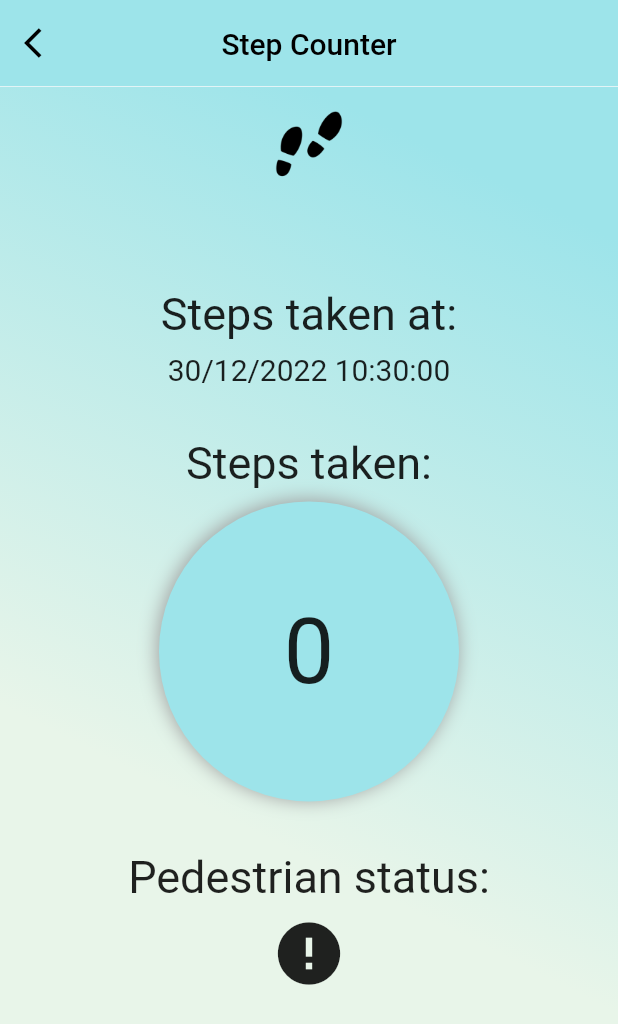
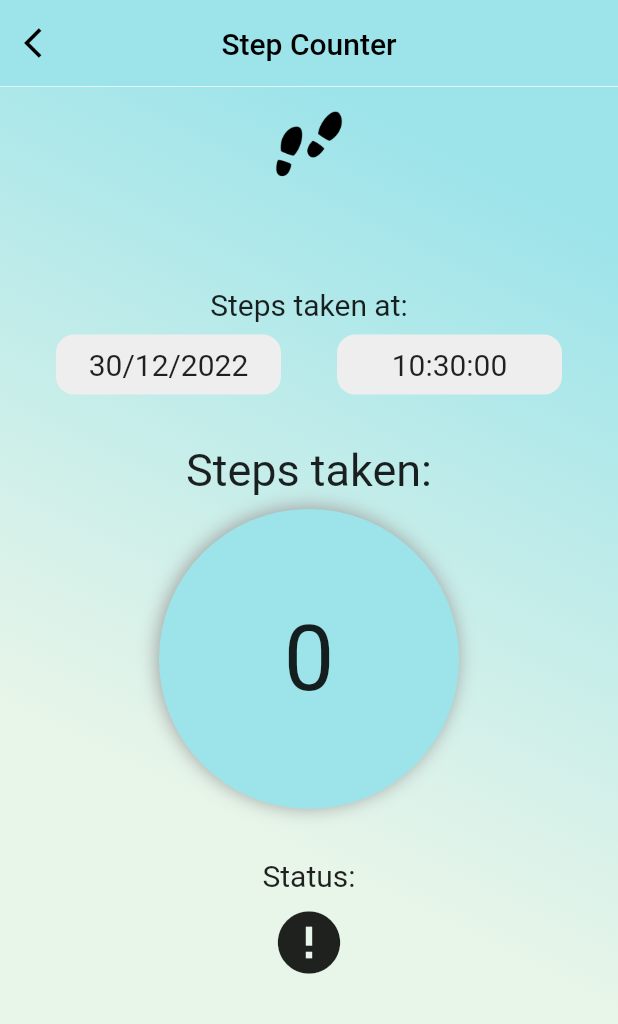
Before and after one commit to wanysamsuri/flutter_clinical, a Flutter app: the PedometerScreen screen opened directly, on a phone screen of 412 x 824 dp. Shown: the top 1024 px of the screen. Run offline on Flutter 3.47's test engine with Material 2 defaults, Android fonts, the phone set to English and light mode, and no system bars; our stand-ins replace cached_network_image, carousel_slider, device_info_plus, email_validator, fl_chart, flutter_rating_stars and 20 more; missing offline and left inert: clickable_list_wheel_view, flutter_3d_choice_chip, gauges, html2md, onesignal_flutter, pretty_gauge and 2 more; accounts and stored records are empty.

Commit message:
step counter chores

```diff
--- a/lib/pedometer/pedometer_screen.dart
+++ b/lib/pedometer/pedometer_screen.dart
@@ -26,8 +26,10 @@ class _PedometerScreenState extends State<PedometerScreen> {
   late String _status = '';
   late int _todaySteps = 0;
   late int _steps = 0;
-  DateTime now = DateTime.now();
-  late String _timestamp = DateFormat('dd/MM/yyyy kk:mm:ss').format(now);
+  DateTime date = DateTime.now();
+  late String _date = DateFormat('dd/MM/yyyy').format(date);
+  DateTime time = DateTime.now();
+  late String _time = DateFormat('kk:mm:ss').format(time);
   // late DateTime _timeStamp = DateTime.now();
   // late String a = '';
 
@@ -231,14 +233,50 @@ class _PedometerScreenState extends State<PedometerScreen> {
                   children: <Widget>[
                     const Text(
                       'Steps taken at:',
-                      style: TextStyle(fontSize: 30),
+                      style: TextStyle(fontSize: 20),
                     ),
                     SizedBox(
                       height: Adaptive.h(1),
                     ),
-                    Text(
-                      _timestamp.toString(),
-                      style: const TextStyle(fontSize: 20),
+                    Row(
+                      mainAxisAlignment: MainAxisAlignment.spaceEvenly,
+                      crossAxisAlignment: CrossAxisAlignment.center,
+                      children: [
+                        Container(
+                          width: 150,
+                          height: 40,
+                          decoration: BoxDecoration(
+                            color: Colors.grey[200],
+                            borderRadius: BorderRadius.circular(12),
+                            // border: Border.all(
+                            //   // color: Colors.black,
+                            // )
+                          ),
+                          child: Center(
+                            child: Text(
+                              _date.toString(),
+                              style: const TextStyle(fontSize: 20),
+                            ),
+                          ),
+                        ),
+                        Container(
+                          width: 150,
+                          height: 40,
+                          decoration: BoxDecoration(
+                            color: Colors.grey[200],
+                            borderRadius: BorderRadius.circular(12),
+                            // border: Border.all(
+                            //   // color: Colors.black,
+                            // )
+                          ),
+                          child: Center(
+                            child: Text(
+                              _time.toString(),
+                              style: const TextStyle(fontSize: 20),
+                            ),
+                          ),
+                        ),
+                      ],
                     ),
 
                     SizedBox(
@@ -276,8 +314,8 @@ class _PedometerScreenState extends State<PedometerScreen> {
                       height: Adaptive.h(4),
                     ),
                     const Text(
-                      'Pedestrian status:',
-                      style: TextStyle(fontSize: 30),
+                      'Status:',
+                      style: TextStyle(fontSize: 20),
                     ),
                     SizedBox(
                       height: Adaptive.h(1),
```
